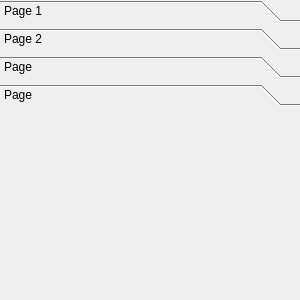
Qt form ToolBox/UI/toolbox_ui.ui (n00bcybot/easywatermark) before a commit.
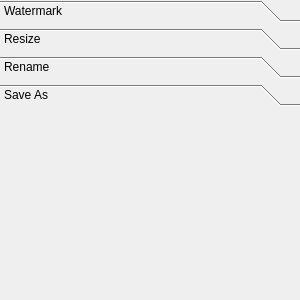
The same form after that commit. The open tabs and pages were chosen to show the change.

```diff
--- a/ToolBox/UI/toolbox_ui.ui
+++ b/ToolBox/UI/toolbox_ui.ui
@@ -59,7 +59,7 @@
        </rect>
       </property>
       <attribute name="label">
-       <string>Page 1</string>
+       <string>Watermark</string>
       </attribute>
       <layout class="QGridLayout" name="gridLayout_2"/>
      </widget>
@@ -73,7 +73,7 @@
        </rect>
       </property>
       <attribute name="label">
-       <string>Page 2</string>
+       <string>Resize</string>
       </attribute>
       <layout class="QGridLayout" name="gridLayout_3"/>
      </widget>
@@ -87,7 +87,7 @@
        </rect>
       </property>
       <attribute name="label">
-       <string>Page</string>
+       <string>Rename</string>
       </attribute>
       <layout class="QGridLayout" name="gridLayout_4"/>
      </widget>
@@ -101,7 +101,7 @@
        </rect>
       </property>
       <attribute name="label">
-       <string>Page</string>
+       <string>Save As</string>
       </attribute>
       <layout class="QGridLayout" name="gridLayout_5"/>
      </widget>
```
Left out of the diff: 10 changed lines with no effect on the pictures.
